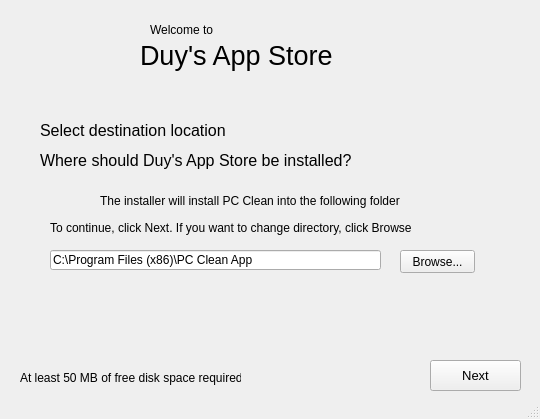
Old version of the form PTI/SPCK/GUI/Setup1.ui in the repository GreenSystemDuy08/TL-C4K-PTI01.
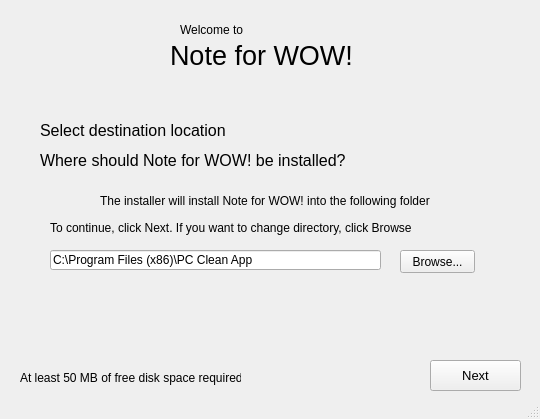
New version of the form. Icons and pictures are not drawn.

Patch:
```diff
--- a/PTI/SPCK/GUI/Setup1.ui
+++ b/PTI/SPCK/GUI/Setup1.ui
@@ -51,7 +51,7 @@
      </font>
     </property>
     <property name="text">
-     <string>            Duy's App Store</string>
+     <string>                Note for WOW!</string>
     </property>
    </widget>
    <widget class="QLabel" name="label_3">
@@ -75,7 +75,7 @@
    <widget class="QLabel" name="label">
     <property name="geometry">
      <rect>
-      <x>150</x>
+      <x>180</x>
       <y>20</y>
       <width>71</width>
       <height>20</height>
@@ -105,7 +105,7 @@
      </font>
     </property>
     <property name="text">
-     <string>Where should Duy's App Store be installed?</string>
+     <string>Where should Note for WOW! be installed?</string>
     </property>
    </widget>
    <widget class="QLabel" name="label_6">
@@ -123,7 +123,7 @@
      </font>
     </property>
     <property name="text">
-     <string>The installer will install PC Clean into the following folder</string>
+     <string>The installer will install Note for WOW! into the following folder</string>
     </property>
    </widget>
    <widget class="QLabel" name="label_5">
```
Left out of the diff: 2 changed lines with no effect on the pictures.
